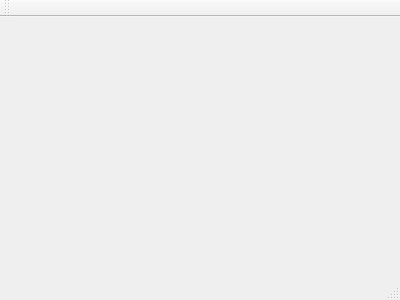
This is mainwindow.ui in application-developer-DA/db-course as Qt 5 draws it before an edit. The edited form follows.
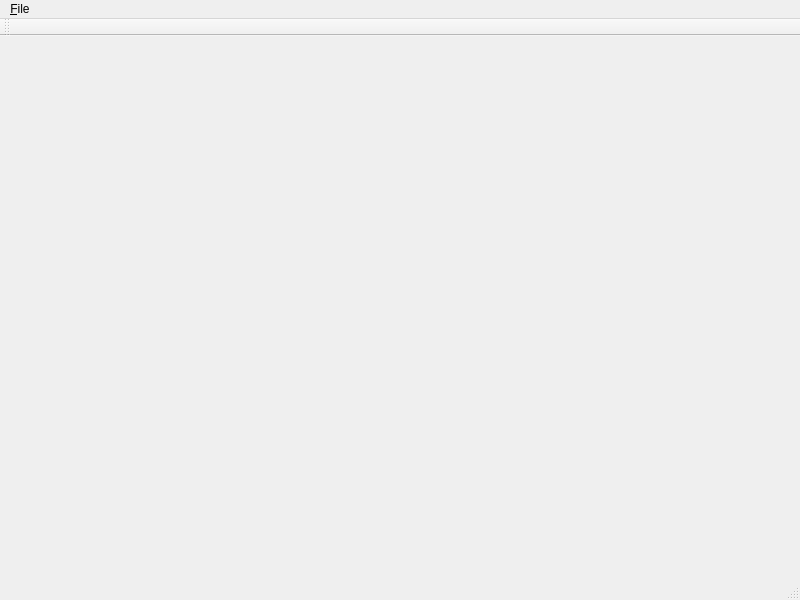
This is the edited form.

Commit message: Add authorization form (GUI part)

The edit to the form file:
```diff
--- a/mainwindow.ui
+++ b/mainwindow.ui
@@ -1,24 +1,60 @@
 <ui version="4.0">
  <class>MainWindow</class>
- <widget class="QMainWindow" name="MainWindow" >
-  <property name="geometry" >
+ <widget class="QMainWindow" name="MainWindow">
+  <property name="geometry">
    <rect>
     <x>0</x>
     <y>0</y>
-    <width>400</width>
-    <height>300</height>
+    <width>800</width>
+    <height>600</height>
    </rect>
   </property>
   <property name="windowTitle" >
    <string>MainWindow</string>
   </property>
-  <widget class="QMenuBar" name="menuBar" />
-  <widget class="QToolBar" name="mainToolBar" />
-  <widget class="QWidget" name="centralWidget" />
-  <widget class="QStatusBar" name="statusBar" />
+  <widget class="QWidget" name="centralWidget">
+   <layout class="QGridLayout" name="gridLayout">
+    <item row="0" column="0">
+     <widget class="QStackedWidget" name="stackedWidget">
+      <widget class="QWidget" name="page"/>
+      <widget class="QWidget" name="page_2"/>
+     </widget>
+    </item>
+   </layout>
+  </widget>
+  <widget class="QMenuBar" name="menuBar">
+   <property name="geometry">
+    <rect>
+     <x>0</x>
+     <y>0</y>
+     <width>800</width>
+     <height>21</height>
+    </rect>
+   </property>
+   <widget class="QMenu" name="menu_File">
+    <property name="title">
+     <string>&amp;File</string>
+    </property>
+    <addaction name="action_Exit"/>
+   </widget>
+   <addaction name="menu_File"/>
+  </widget>
+  <widget class="QToolBar" name="mainToolBar">
+   <attribute name="toolBarArea">
+    <enum>TopToolBarArea</enum>
+   </attribute>
+   <attribute name="toolBarBreak">
+    <bool>false</bool>
+   </attribute>
+  </widget>
+  <widget class="QStatusBar" name="statusBar"/>
+  <action name="action_Exit">
+   <property name="text">
+    <string>&amp;Exit</string>
+   </property>
+  </action>
  </widget>
- <layoutDefault spacing="6" margin="11" />
- <pixmapfunction></pixmapfunction>
+ <layoutdefault spacing="6" margin="11"/>
  <resources/>
  <connections/>
 </ui>
```
Left out of the diff: 3 changed lines with no effect on the pictures. The commit also changes 6 other files.
